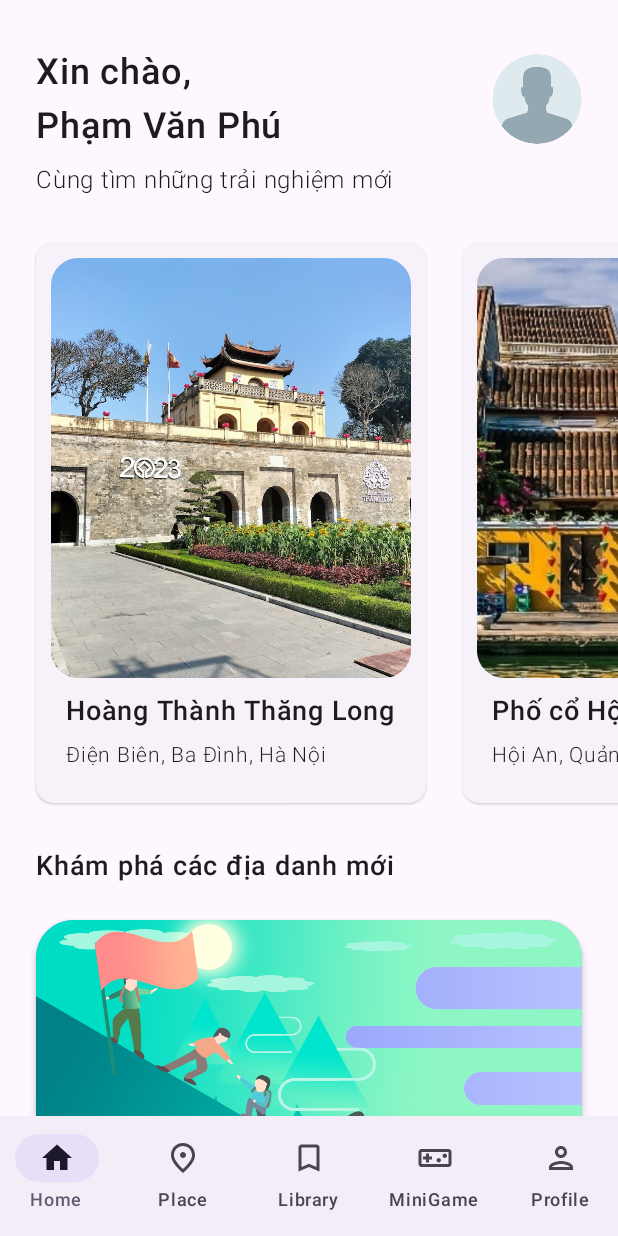
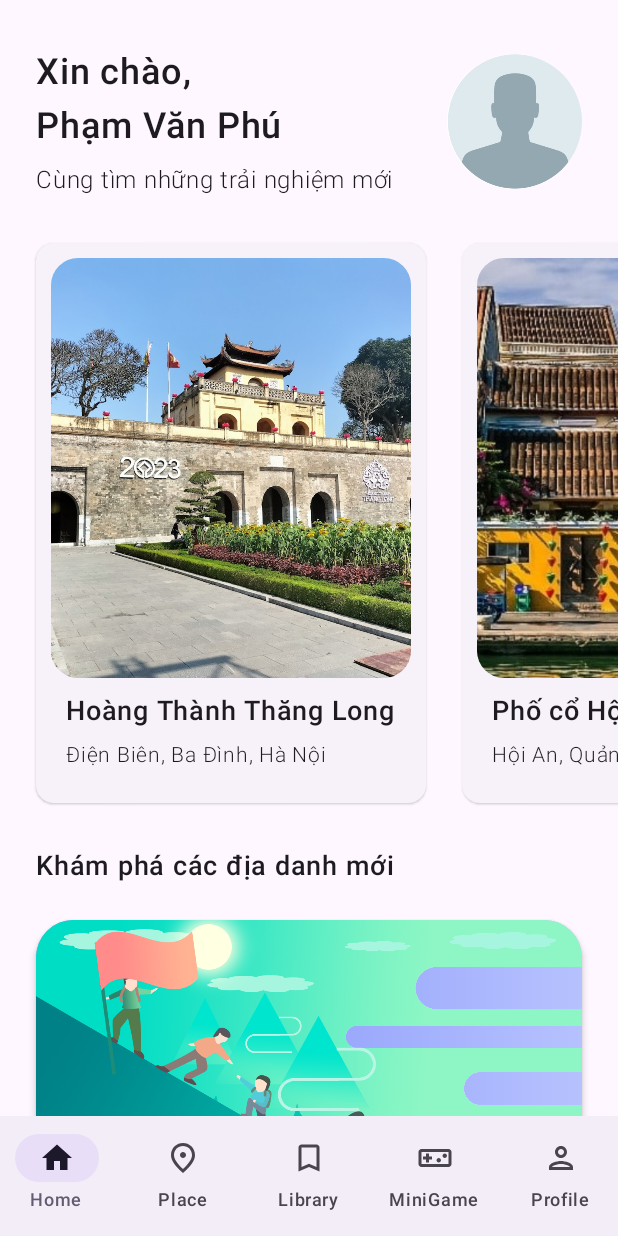
Before and after one commit to thanhedward/Cultulral-Compass, an Android app built with Jetpack Compose: the screen it shows after launch (MainActivity), on a phone screen of 412 x 824 dp. Run offline under Robolectric (Android 15) with nearby library versions, the phone set to English and light mode, and no system bars; our stand-ins replace Room's generated code, constraintlayout-compose; pictures from the network do not load.

Commit message:
update size avatar

```diff
--- a/app/src/main/java/me/ppvan/meplace/ui/page/HomePage.kt
+++ b/app/src/main/java/me/ppvan/meplace/ui/page/HomePage.kt
@@ -227,7 +227,7 @@ fun HomeHeader(modifier: Modifier = Modifier, user: User, navigateToAboutMe: ()
                     navigateToAboutMe()
                 }
                 .padding(top = 6.dp)
-                .size(60.dp)
+                .size(90.dp)
                 .clip(shape = CircleShape),
             contentDescription = stringResource(id = R.string.app_name),
         )
```
